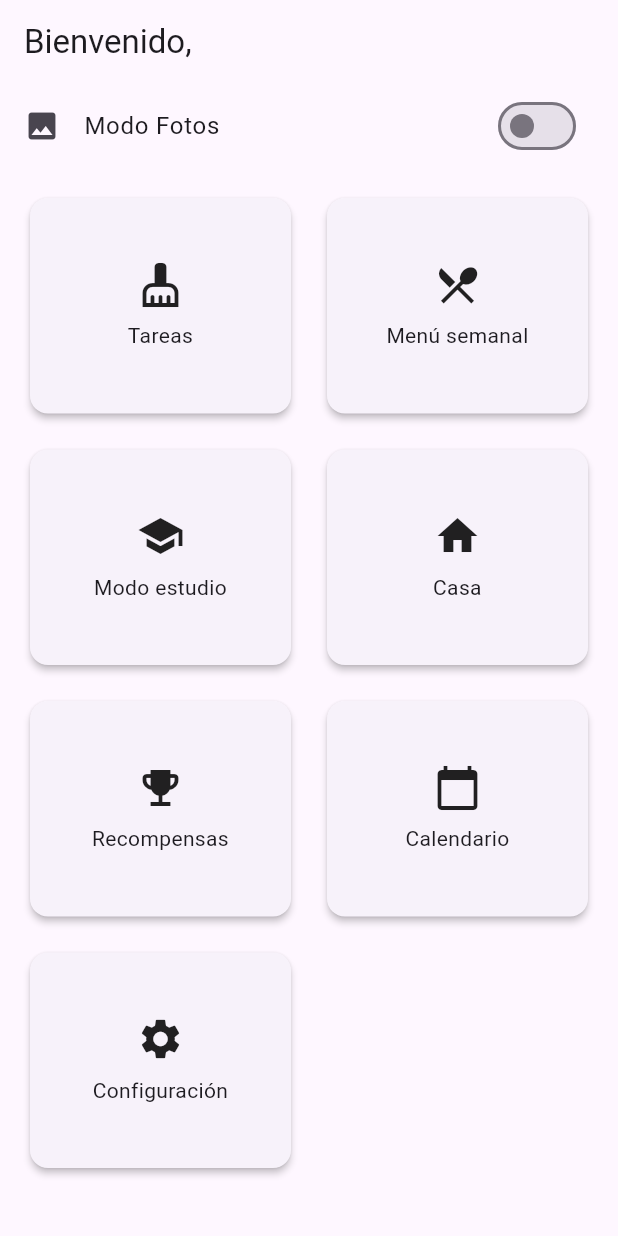
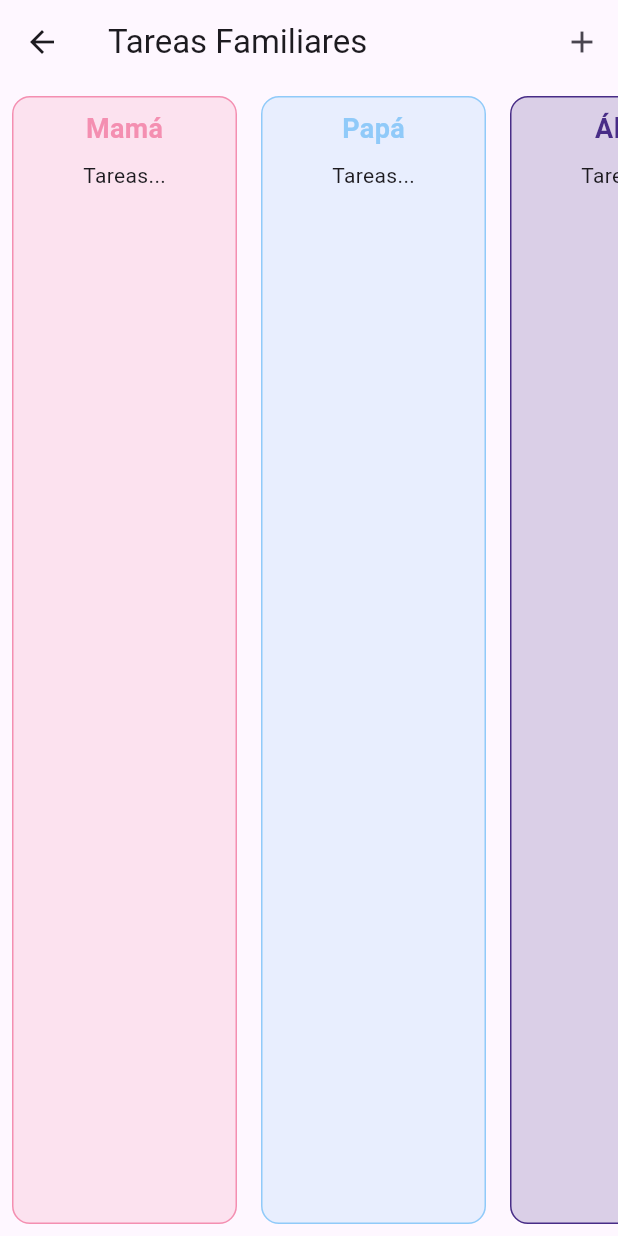
Before and after one commit to Saykek/conectask_v2, a Flutter app: the HomeView screen opened directly with empty values, after a tap on "Tareas", on a phone screen of 412 x 824 dp. Run offline on Flutter 3.47's test engine with Material 3 defaults, Android fonts, the phone set to English and light mode, and no system bars; our stand-ins replace firebase_auth, firebase_core, firebase_database; accounts and stored records are empty.

Commit message:
pantalla de tareas con columnas y colores , añadido boton + con formulario

```diff
--- a/lib/views/home_view.dart
+++ b/lib/views/home_view.dart
@@ -1,5 +1,6 @@
 import 'package:flutter/material.dart';
 import '../models/user_model.dart';
+import 'task_view.dart';
 
 class HomeView extends StatefulWidget {
   final UserModel user; // Usuario recibido desde login o registro
@@ -64,6 +65,14 @@ class _HomeViewState extends State<HomeView> {
                     child: InkWell(
                       onTap: () {
                         // Aquí puedes poner la navegación a cada módulo
+                        if (modulo['titulo'] == 'Tareas') {
+                          Navigator.push(
+                            context,
+                            MaterialPageRoute(
+                              builder: (context) => TasksView(),
+                            ),
+                          );
+                        }
                       },
                       child: Column(
                         mainAxisAlignment: MainAxisAlignment.center,
--- /dev/null
+++ b/lib/views/task_view.dart
@@ -0,0 +1,75 @@
+import 'package:conectask_v2/views/add_task_view.dart';
+import 'package:flutter/material.dart';
+
+class TasksView extends StatelessWidget {
+  // Lista de usuarios con su color
+  final List<Map<String, dynamic>> usuarios = [
+    {'nombre': 'Mamá', 'color': Colors.pink[200]},
+    {'nombre': 'Papá', 'color': Colors.blue[200]},
+    {'nombre': 'Álex', 'color': const Color.fromARGB(255, 72, 45, 135)},
+    {'nombre': 'Erik', 'color': const Color.fromARGB(255, 66, 177, 77)},
+  ];
+
+  TasksView({super.key});
+
+  @override
+  Widget build(BuildContext context) {
+    return Scaffold(
+      appBar: AppBar(
+        title: const Text("Tareas Familiares"),
+        actions: [
+          IconButton(
+            icon: const Icon(Icons.add),
+            tooltip: 'Añdir nueva Tarea',
+            onPressed: () {
+              // Acción para agregar una nueva tarea
+              Navigator.push(
+                context,
+                MaterialPageRoute(builder: (context) => const AddTaskView()),
+              );
+            },
+          ),
+        ],
+      ),
+      body: SingleChildScrollView(
+        scrollDirection: Axis
+            .horizontal, // Para permitir scroll horizontal si hay muchos usuarios
+        child: Row(
+          children: List.generate(usuarios.length, (index) {
+            final usuario = usuarios[index]; // Esto es un Map
+            final color =
+                usuario['color'] ??
+                Colors.grey; // Tomamos el color del map o gris por defecto
+
+            return Container(
+              width: 150, // Ancho de cada columna
+              margin: const EdgeInsets.all(8),
+              padding: const EdgeInsets.all(8),
+              decoration: BoxDecoration(
+                color: color.withOpacity(0.2), // Fondo suave del color
+                borderRadius: BorderRadius.circular(12),
+                border: Border.all(color: color), // Borde del mismo color
+              ),
+              child: Column(
+                children: [
+                  // Mostramos el nombre del usuario
+                  Text(
+                    usuario['nombre'], // Accedemos al valor 'nombre' del Map
+                    style: TextStyle(
+                      fontWeight: FontWeight.bold,
+                      fontSize: 18,
+                      color: color,
+                    ),
+                  ),
+                  const SizedBox(height: 8),
+                  // Aquí pondremos las tareas
+                  const Text('Tareas...'),
+                ],
+              ),
+            );
+          }),
+        ),
+      ),
+    );
+  }
+}
```
Also changed, not shown: lib/views/add_task_view.dart (added, +126 -0 lines).
